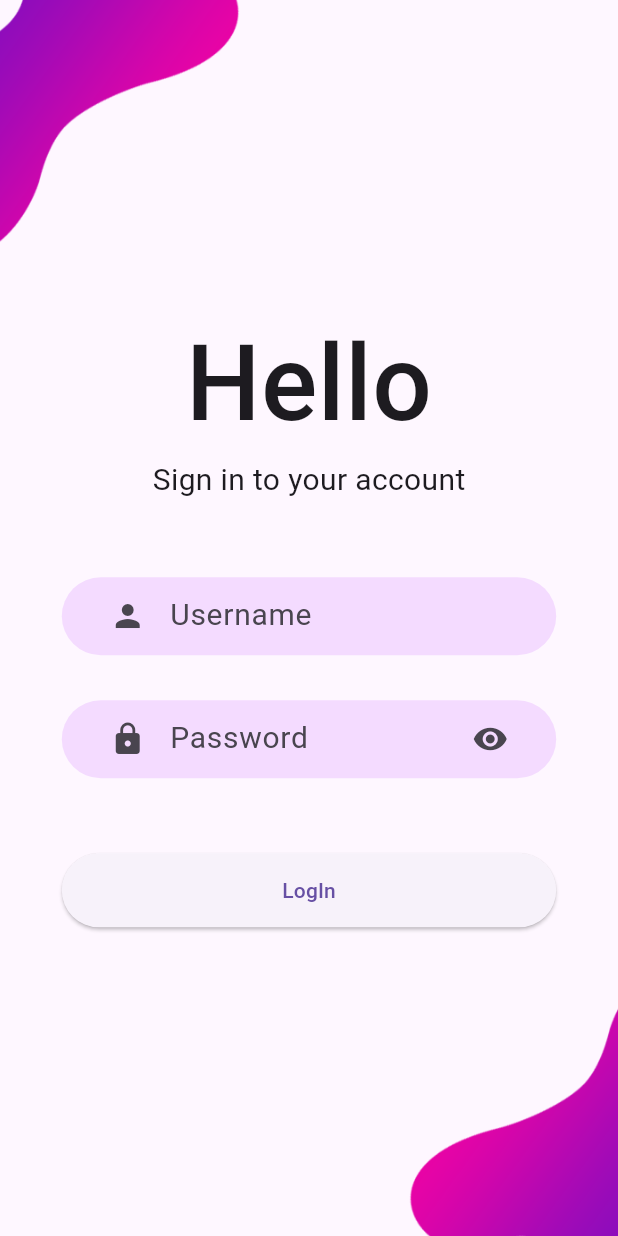
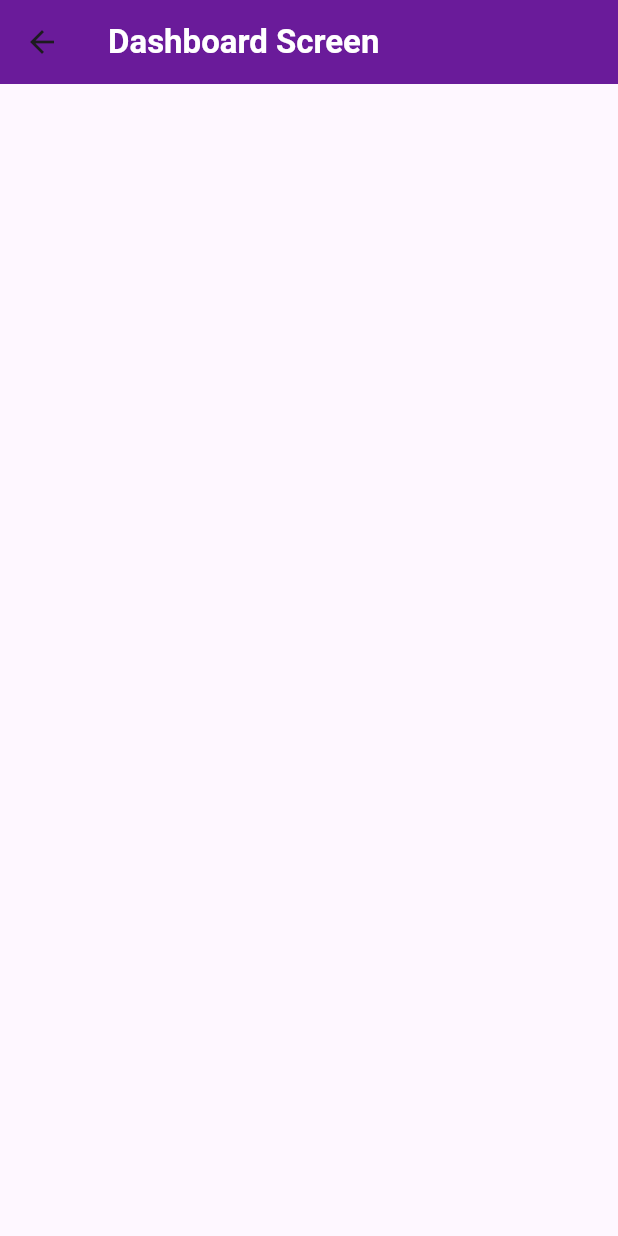
Before and after one commit to meetshaheer/Log-In-Sign-Up-UI, a Flutter app: the screen it shows after launch, after a tap on "LogIn", on a phone screen of 412 x 824 dp. Run offline on Flutter 3.47's test engine with Material 3 defaults, Android fonts, the phone set to English and light mode, and no system bars.

Commit message:
updated wit hUI and other functionalities

```diff
--- a/login/lib/LoginScreen/components/body.dart
+++ b/login/lib/LoginScreen/components/body.dart
@@ -1,6 +1,7 @@
 import 'package:flutter/material.dart';
 import 'package:login/LoginScreen/components/background.dart';
 import 'package:login/LoginScreen/components/textfield.dart';
+import 'package:login/LoginScreen/welcom.dart';
 
 class body extends StatefulWidget {
   const body({
@@ -29,9 +30,10 @@ class _bodyState extends State<body> {
         child: SafeArea(
       child: SingleChildScrollView(
         child: Column(
-          mainAxisAlignment: MainAxisAlignment.start,
           children: [
-            const SizedBox(),
+            const SizedBox(
+              height: 50,
+            ),
             const Text(
               "Hello",
               style: TextStyle(
@@ -39,20 +41,21 @@ class _bodyState extends State<body> {
                 fontSize: 70,
               ),
             ),
-            Text(
+            const Text(
               "Sign in to your account",
               style: TextStyle(fontSize: 20),
             ),
-            SizedBox(
+            const SizedBox(
               height: 50,
             ),
-            textfield(hinttext: "Username", prefix_icon: Icon(Icons.person)),
-            SizedBox(
+            const textfield(
+                hinttext: "Username", prefix_icon: Icon(Icons.person)),
+            const SizedBox(
               height: 30,
             ),
             textfield(
               hinttext: "Password",
-              prefix_icon: Icon(Icons.lock),
+              prefix_icon: const Icon(Icons.lock),
               is_secure: !issecure,
               postfix_icon: IconButton(
                 onPressed: () {
@@ -60,22 +63,42 @@ class _bodyState extends State<body> {
                     issecure = !issecure;
                   });
                 },
-                icon: Icon(
+                icon: const Icon(
                   Icons.remove_red_eye,
                 ),
               ),
             ),
-            SizedBox(
+            const SizedBox(
               height: 50,
             ),
             SizedBox(
               height: size.height * 0.06,
               width: size.width * 0.8,
               child: ElevatedButton(
+                style: const ButtonStyle(
+                    backgroundColor: MaterialStatePropertyAll(
+                        Color.fromARGB(255, 217, 0, 255))),
                 onPressed: () {
-                  setState(() {});
+                  Navigator.push(context,
+                      MaterialPageRoute(builder: (context) => welcom()));
                 },
-                child: Text("LogIn"),
+                child: const Row(
+                  mainAxisAlignment: MainAxisAlignment.center,
+                  children: [
+                    Text(
+                      "LogIn",
+                      style: TextStyle(color: Colors.white, fontSize: 20),
+                    ),
+                    SizedBox(
+                      width: 5,
+                    ),
+                    Icon(
+                      Icons.arrow_right_alt,
+                      color: Colors.white,
+                      size: 30,
+                    )
+                  ],
+                ),
               ),
             )
           ],
--- /dev/null
+++ b/login/lib/LoginScreen/welcom.dart
@@ -0,0 +1,18 @@
+import 'package:flutter/material.dart';
+
+class welcom extends StatelessWidget {
+  const welcom({super.key});
+
+  @override
+  Widget build(BuildContext context) {
+    return Scaffold(
+      appBar: AppBar(
+        backgroundColor: Colors.purple[800],
+        title: const Text(
+          "Dashboard Screen",
+          style: TextStyle(fontWeight: FontWeight.bold, color: Colors.white),
+        ),
+      ),
+    );
+  }
+}
```
